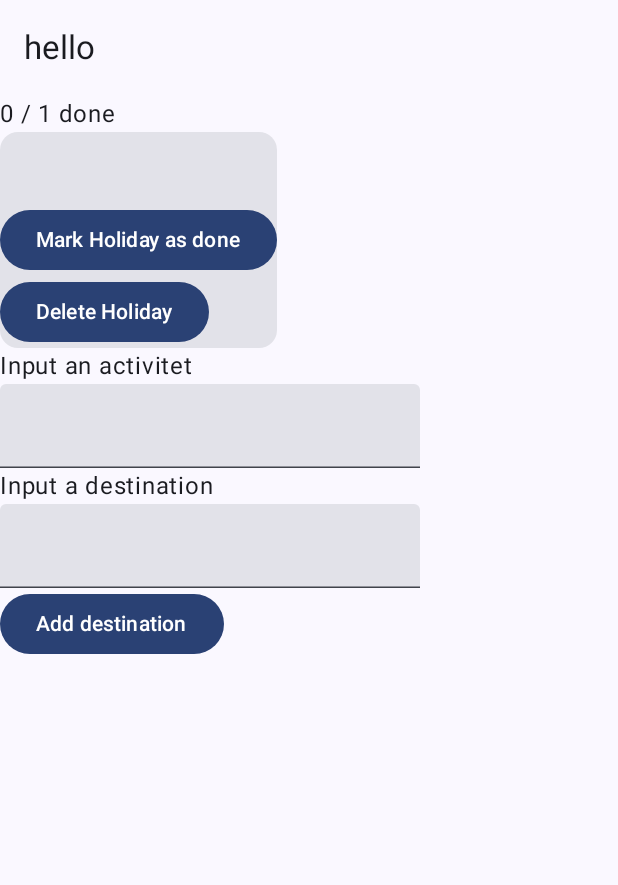
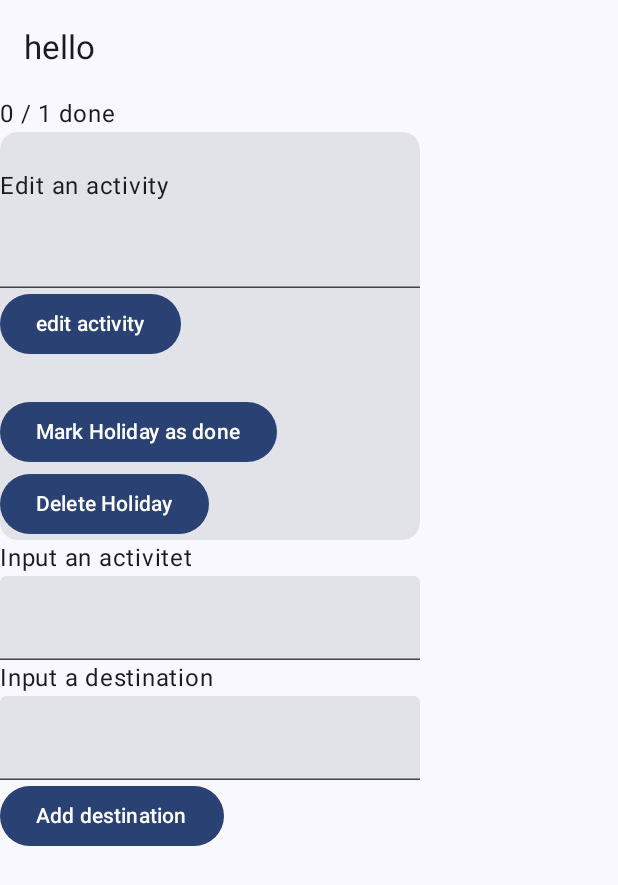
Before and after one commit to lenaappelberg/Resplanen, an Android app built with Jetpack Compose: the screen it shows after launch (MainActivity), after a tap on "Add destination", on a phone screen of 412 x 824 dp. Shown: the top 885 px of the screen. Run offline under Robolectric (Android 15) with nearby library versions, the phone set to English and light mode, and no system bars.

Commit message:
edit an activity ui

```diff
--- a/app/src/main/java/com/example/resplanen/MainActivity.kt
+++ b/app/src/main/java/com/example/resplanen/MainActivity.kt
@@ -1,9 +1,12 @@
 package com.example.resplanen
 
+import android.opengl.Visibility
 import android.os.Bundle
+import android.view.View
 import androidx.activity.ComponentActivity
 import androidx.activity.compose.setContent
 import androidx.activity.enableEdgeToEdge
+import androidx.compose.animation.core.VisibilityThreshold
 import androidx.compose.foundation.layout.Column
 import androidx.compose.foundation.layout.fillMaxSize
 import androidx.compose.foundation.layout.padding
@@ -65,6 +68,7 @@ fun Listofcards(viewmodel: ResplanenViewmodel=viewModel() ){
 fun Travelcards(aktivitet: String,plats:String,id:Int){
     Card() {
         Text(text = aktivitet)
+        Addaktivitet(id)
         Text(text = plats)
         Markasread(id=id)
         Delete(id=id)
@@ -96,5 +100,18 @@ fun Statisticrow(viewmodel: ResplanenViewmodel=viewModel()){
 }
 @Composable
 fun editbutton(viewmodel: ResplanenViewmodel=viewModel()){
-    Button(onClick ={} ) { }
+    val plats=viewmodel.uistate.plats
+    Button(onClick ={ } ) { }
 }
+@Composable
+fun showtextfield(viewmodel: ResplanenViewmodel=viewModel(), visibility: Visibility){
+    val plats=viewmodel.uistate.plats
+    TextField(modifier = Modifier, value = plats, onValueChange = {viewmodel.onnewplatsresa(it)})
+}
+@Composable
+fun Addaktivitet(id: Int,viewmodel: ResplanenViewmodel=viewModel()){
+    val aktivitet=viewmodel.uistate.aktivitet
+    Text(text = "Edit an activity")
+    TextField(value = aktivitet, onValueChange = {viewmodel.onnewaktivitetresa(it)})
+    Button(onClick = {viewmodel.editaktivitetresa(id,viewmodel.uistate.aktivitet)}) {Text(text = "edit activity") }
+}
```
